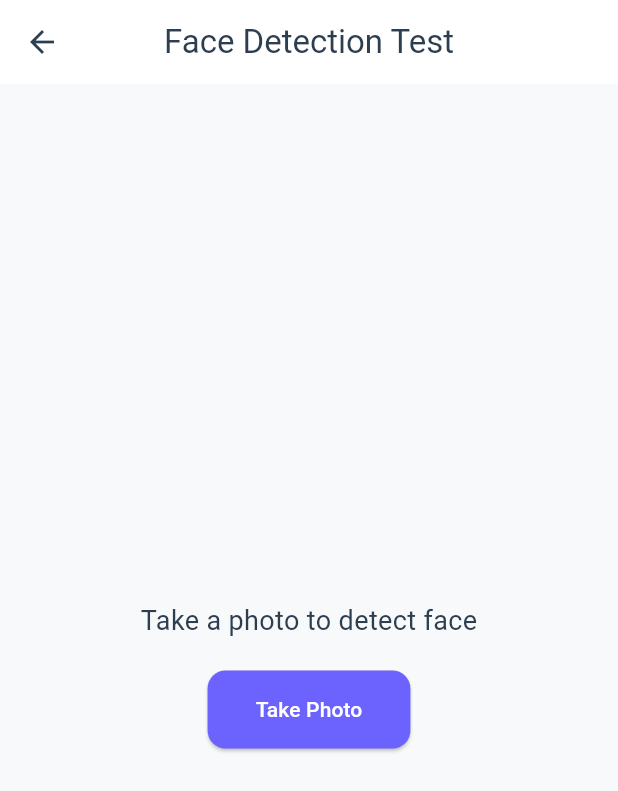
After one commit to aliah-bat/liveness-app, a Flutter app: the BillScreen screen opened directly, item 3 of the bottom bar chosen, after a tap on "Test Face Detection", on a phone screen of 412 x 824 dp. The commit adds this screen. Shown: the top 791 px of the screen. Run offline on Flutter 3.47's test engine with Material 3 defaults, Android fonts, the phone set to English and light mode, and no system bars; our stand-ins replace image_picker, supabase_flutter; missing offline and left inert: google_mlkit_face_detection, google_mlkit_text_recognition; accounts and stored records are empty.

Commit message:
testing face detction

```diff
--- /dev/null
+++ b/lib/features/auth/screens/face_test_screen.dart
@@ -0,0 +1,70 @@
+import 'package:flutter/material.dart';
+import 'package:image_picker/image_picker.dart';
+import '../services/face_detection_service.dart';
+import 'dart:io';
+
+class FaceTestScreen extends StatefulWidget {
+  @override
+  State<FaceTestScreen> createState() => _FaceTestScreenState();
+}
+
+class _FaceTestScreenState extends State<FaceTestScreen> {
+  final FaceDetectionService _faceService = FaceDetectionService();
+  final ImagePicker _picker = ImagePicker();
+  String _status = 'Take a photo to detect face';
+  File? _image;
+
+  Future<void> _takePicture() async {
+    final XFile? photo = await _picker.pickImage(
+      source: ImageSource.camera,
+      preferredCameraDevice: CameraDevice.front,
+    );
+
+    if (photo != null) {
+      setState(() {
+        _image = File(photo.path);
+        _status = 'Detecting...';
+      });
+
+      try {
+        final faces = await _faceService.detectFacesFromFile(photo.path);
+        setState(() {
+          _status = faces.isEmpty
+            ? 'No face detected'
+            : '${faces.length} face(s) detected!';
+        });
+      } catch (e) {
+        setState(() => _status = 'Error: $e');
+      }
+    }
+  }
+
+  @override
+  Widget build(BuildContext context) {
+    return Scaffold(
+      appBar: AppBar(title: Text('Face Detection Test')),
+      body: Center(
+        child: Column(
+          mainAxisAlignment: MainAxisAlignment.center,
+          children: [
+            if (_image != null)
+              Image.file(_image!, height: 300),
+            SizedBox(height: 20),
+            Text(_status, style: TextStyle(fontSize: 18)),
+            SizedBox(height: 20),
+            ElevatedButton(
+              onPressed: _takePicture,
+              child: Text('Take Photo'),
+            ),
+          ],
+        ),
+      ),
+    );
+  }
+
+  @override
+  void dispose() {
+    _faceService.dispose();
+    super.dispose();
+  }
+}
--- /dev/null
+++ b/lib/features/auth/services/face_detection_service.dart
@@ -0,0 +1,23 @@
+import 'package:google_mlkit_face_detection/google_mlkit_face_detection.dart';
+import 'dart:io';
+
+class FaceDetectionService {
+  late FaceDetector _faceDetector;
+
+  FaceDetectionService() {
+    final options = FaceDetectorOptions(
+      enableContours: true,
+      enableClassification: true,
+    );
+    _faceDetector = FaceDetector(options: options);
+  }
+
+  Future<List<Face>> detectFacesFromFile(String imagePath) async {
+    final inputImage = InputImage.fromFilePath(imagePath);
+    return await _faceDetector.processImage(inputImage);
+  }
+
+  void dispose() {
+    _faceDetector.close();
+  }
+}
--- a/lib/features/bill/services/ocr_service.dart
+++ b/lib/features/bill/services/ocr_service.dart
@@ -2,7 +2,7 @@ import 'dart:io';
 import 'package:google_mlkit_text_recognition/google_mlkit_text_recognition.dart';
 
 class OCRService {
-  final TextRecognizer _textRecognizer = TextRecognizer();
+  final TextRecognizer _textRecognizer = TextRecognizer(script: TextRecognitionScript.latin);
 
   Future<Map<String, dynamic>> extractBillData(String imagePath) async {
     try {
--- a/lib/features/dashboard/widgets/bottom_nav.dart
+++ b/lib/features/dashboard/widgets/bottom_nav.dart
@@ -1,7 +1,7 @@
 import 'package:flutter/material.dart';
 import '../../../core/config/theme.dart';
-import '../../../core/utils/constants.dart';
 import '../../bill/screens/bill_screen.dart';
+import '../../profile/screen/profile_screen.dart';
 
 class CustomBottomNav extends StatelessWidget {
   final int currentIndex;
@@ -53,7 +53,12 @@ class CustomBottomNav extends StatelessWidget {
       }
       break;
     case 2:
-      // Profile - TODO: create profile screen
+      if (currentIndex != 2) {
+          Navigator.push(
+            context,
+            MaterialPageRoute(builder: (_) => ProfileScreen()),
+          );
+        }
       break;
   }
 }
--- a/lib/features/profile/screen/profile_screen.dart
+++ b/lib/features/profile/screen/profile_screen.dart
@@ -0,0 +1,22 @@
+import 'package:flutter/material.dart';
+import '../../auth/screens/face_test_screen.dart';
+
+class ProfileScreen extends StatelessWidget {
+  @override
+  Widget build(BuildContext context) {
+    return Scaffold(
+      appBar: AppBar(title: Text('Profile')),
+      body: Center(
+        child: ElevatedButton(
+          onPressed: () {
+            Navigator.push(
+              context,
+              MaterialPageRoute(builder: (_) => FaceTestScreen()),
+            );
+          },
+          child: Text('Test Face Detection'),
+        ),
+      ),
+    );
+  }
+}
--- a/lib/main.dart
+++ b/lib/main.dart
@@ -15,9 +15,9 @@ void main() async {
   // Initialize Supabase
   try {
     await SupabaseService.initialize();
-    print('✅ App initialized successfully');
+    debugPrint('✅ App initialized successfully');
   } catch (e) {
-    print('❌ Failed to initialize app: $e');
+    debugPrint('❌ Failed to initialize app: $e');
   }
 
   runApp(const MyApp());
--- a/pubspec.yaml
+++ b/pubspec.yaml
@@ -34,6 +34,9 @@ dependencies:
   supabase_flutter: ^2.10.3
   app_links: 6.4.1
 
+  # Face Detection
+  google_mlkit_face_detection: ^0.13.1
+
   # State Management
   provider: ^6.1.0
 
@@ -42,11 +45,12 @@ dependencies:
   intl: ^0.18.0
 
   image_picker: ^1.0.7
-  google_mlkit_text_recognition: ^0.13.0
 
   # The following adds the Cupertino Icons font to your application.
   # Use with the CupertinoIcons class for iOS style icons.
   cupertino_icons: ^1.0.8
+  camera: ^0.11.3
+  google_mlkit_text_recognition: ^0.15.0
 
 dev_dependencies:
   flutter_test:
```
Also changed, not shown: pubspec.lock, 13 other files.
